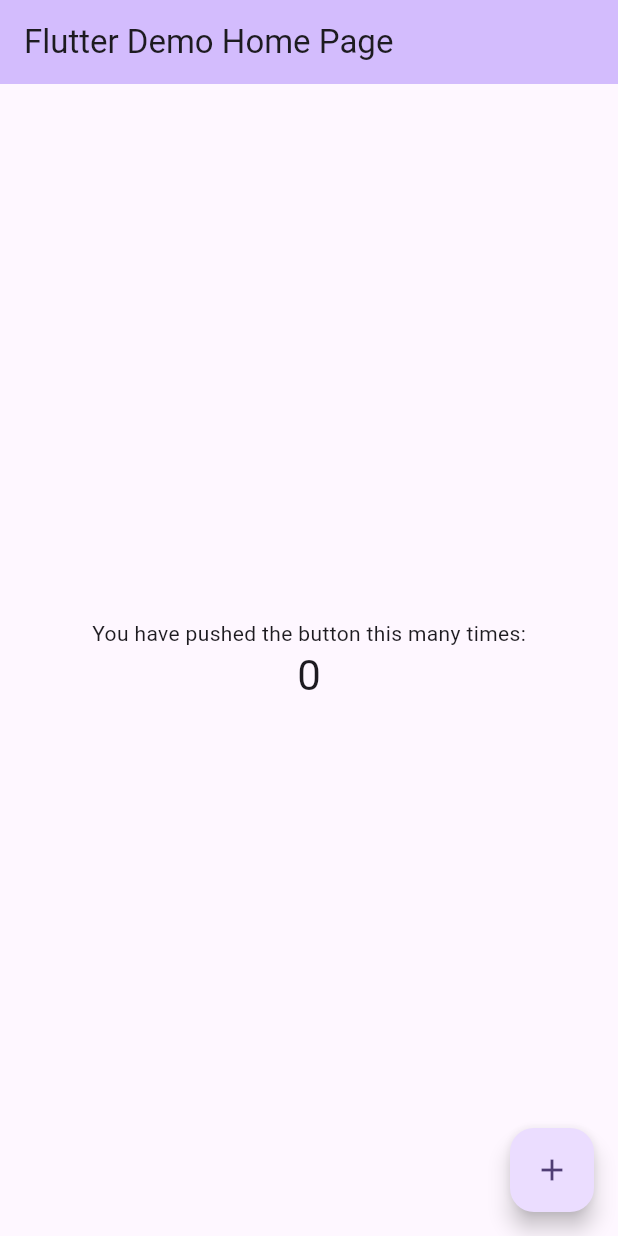
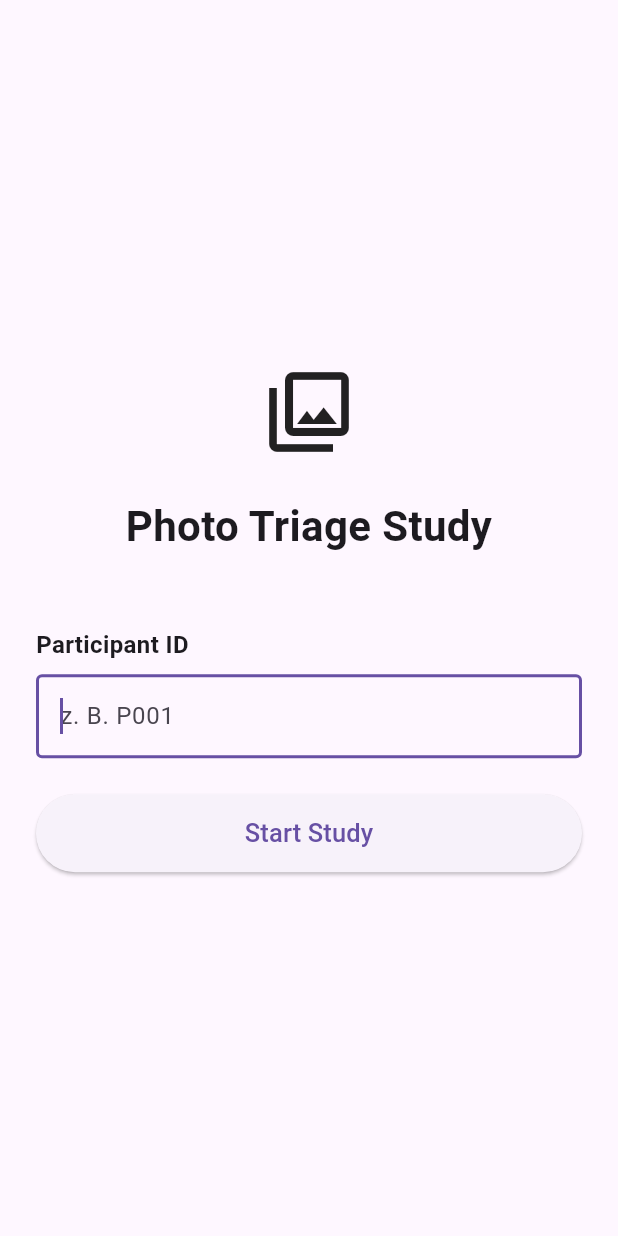
Before and after one commit to Winter-Michael97/photo_sorting_app, a Flutter app: the screen it shows after launch, on a phone screen of 412 x 824 dp. Run offline on Flutter 3.47's test engine with Material 3 defaults, Android fonts, the phone set to English and light mode, and no system bars.

Commit message:
start screen prototype
-create a start screen
- simplify main

```diff
--- a/lib/main.dart
+++ b/lib/main.dart
@@ -1,4 +1,6 @@
 import 'package:flutter/material.dart';
+
+import 'screens/start_screen.dart';
 
 void main() {
   runApp(const MyApp());
@@ -11,111 +13,13 @@ class MyApp extends StatelessWidget {
   @override
   Widget build(BuildContext context) {
     return MaterialApp(
-      title: 'Flutter Demo',
-      theme: ThemeData(
-        // This is the theme of your application.
-        //
-        // TRY THIS: Try running your application with "flutter run". You'll see
-        // the application has a purple toolbar. Then, without quitting the app,
-        // try changing the seedColor in the colorScheme below to Colors.green
-        // and then invoke "hot reload" (save your changes or press the "hot
-        // reload" button in a Flutter-supported IDE, or press "r" if you used
-        // the command line to start the app).
-        //
-        // Notice that the counter didn't reset back to zero; the application
-        // state is not lost during the reload. To reset the state, use hot
-        // restart instead.
-        //
-        // This works for code too, not just values: Most code changes can be
-        // tested with just a hot reload.
-        colorScheme: .fromSeed(seedColor: Colors.deepPurple),
-      ),
-      home: const MyHomePage(title: 'Flutter Demo Home Page'),
-    );
-  }
-}
-
-class MyHomePage extends StatefulWidget {
-  const MyHomePage({super.key, required this.title});
-
-  // This widget is the home page of your application. It is stateful, meaning
-  // that it has a State object (defined below) that contains fields that affect
-  // how it looks.
-
-  // This class is the configuration for the state. It holds the values (in this
-  // case the title) provided by the parent (in this case the App widget) and
-  // used by the build method of the State. Fields in a Widget subclass are
-  // always marked "final".
-
-  final String title;
-
-  @override
-  State<MyHomePage> createState() => _MyHomePageState();
-}
-
-class _MyHomePageState extends State<MyHomePage> {
-  int _counter = 0;
-
-  void _incrementCounter() {
-    setState(() {
-      // This call to setState tells the Flutter framework that something has
-      // changed in this State, which causes it to rerun the build method below
-      // so that the display can reflect the updated values. If we changed
-      // _counter without calling setState(), then the build method would not be
-      // called again, and so nothing would appear to happen.
-      _counter++;
-    });
-  }
-
-  @override
-  Widget build(BuildContext context) {
-    // This method is rerun every time setState is called, for instance as done
-    // by the _incrementCounter method above.
-    //
-    // The Flutter framework has been optimized to make rerunning build methods
-    // fast, so that you can just rebuild anything that needs updating rather
-    // than having to individually change instances of widgets.
-    return Scaffold(
-      appBar: AppBar(
-        // TRY THIS: Try changing the color here to a specific color (to
-        // Colors.amber, perhaps?) and trigger a hot reload to see the AppBar
-        // change color while the other colors stay the same.
-        backgroundColor: Theme.of(context).colorScheme.inversePrimary,
-        // Here we take the value from the MyHomePage object that was created by
-        // the App.build method, and use it to set our appbar title.
-        title: Text(widget.title),
-      ),
-      body: Center(
-        // Center is a layout widget. It takes a single child and positions it
-        // in the middle of the parent.
-        child: Column(
-          // Column is also a layout widget. It takes a list of children and
-          // arranges them vertically. By default, it sizes itself to fit its
-          // children horizontally, and tries to be as tall as its parent.
-          //
-          // Column has various properties to control how it sizes itself and
-          // how it positions its children. Here we use mainAxisAlignment to
-          // center the children vertically; the main axis here is the vertical
-          // axis because Columns are vertical (the cross axis would be
-          // horizontal).
-          //
-          // TRY THIS: Invoke "debug painting" (choose the "Toggle Debug Paint"
-          // action in the IDE, or press "p" in the console), to see the
-          // wireframe for each widget.
-          mainAxisAlignment: .center,
-          children: [
-            const Text('You have pushed the button this many times:'),
-            Text(
-              '$_counter',
-              style: Theme.of(context).textTheme.headlineMedium,
-            ),
-          ],
-        ),
-      ),
-      floatingActionButton: FloatingActionButton(
-        onPressed: _incrementCounter,
-        tooltip: 'Increment',
-        child: const Icon(Icons.add),
+      title: 'Photo Triage Study',
+      debugShowCheckedModeBanner: false,
+      theme: ThemeData(useMaterial3: true),
+      home: StartScreen(
+        onStartStudy: (participantId) {
+          debugPrint('Study started for participant: $participantId');
+        },
       ),
     );
   }
--- /dev/null
+++ b/lib/screens/start_screen.dart
@@ -0,0 +1,105 @@
+import 'package:flutter/material.dart';
+
+class StartScreen extends StatefulWidget {
+  final void Function(String participantId) onStartStudy;
+
+  const StartScreen({super.key, required this.onStartStudy});
+
+  @override
+  State<StartScreen> createState() => _StartScreenState();
+}
+
+class _StartScreenState extends State<StartScreen> {
+  final TextEditingController _participantIdController =
+      TextEditingController();
+
+  String? _errorMessage;
+
+  void _startStudy() {
+    final participantId = _participantIdController.text.trim();
+
+    if (participantId.isEmpty) {
+      setState(() {
+        _errorMessage = 'Bitte eine Participant ID eingeben.';
+      });
+      return;
+    }
+
+    setState(() {
+      _errorMessage = null;
+    });
+
+    widget.onStartStudy(participantId);
+  }
+
+  @override
+  void dispose() {
+    _participantIdController.dispose();
+    super.dispose();
+  }
+
+  @override
+  Widget build(BuildContext context) {
+    return Scaffold(
+      body: SafeArea(
+        child: Center(
+          child: Padding(
+            padding: const EdgeInsets.all(24),
+            child: ConstrainedBox(
+              constraints: const BoxConstraints(maxWidth: 400),
+              child: Column(
+                mainAxisAlignment: MainAxisAlignment.center,
+                crossAxisAlignment: CrossAxisAlignment.stretch,
+                children: [
+                  const Icon(Icons.photo_library_outlined, size: 64),
+
+                  const SizedBox(height: 24),
+
+                  const Text(
+                    'Photo Triage Study',
+                    textAlign: TextAlign.center,
+                    style: TextStyle(fontSize: 28, fontWeight: FontWeight.bold),
+                  ),
+
+                  const SizedBox(height: 48),
+
+                  const Text(
+                    'Participant ID',
+                    style: TextStyle(fontSize: 16, fontWeight: FontWeight.w600),
+                  ),
+
+                  const SizedBox(height: 8),
+
+                  TextField(
+                    controller: _participantIdController,
+                    autofocus: true,
+                    decoration: InputDecoration(
+                      hintText: 'z. B. P001',
+                      border: const OutlineInputBorder(),
+                      errorText: _errorMessage,
+                    ),
+                    textInputAction: TextInputAction.done,
+                    onSubmitted: (_) => _startStudy(),
+                  ),
+
+                  const SizedBox(height: 24),
+
+                  SizedBox(
+                    height: 52,
+                    child: ElevatedButton(
+                      onPressed: _startStudy,
+                      child: const Text(
+                        'Start Study',
+                        style: TextStyle(fontSize: 17),
+                      ),
+                    ),
+                  ),
+                ],
+              ),
+            ),
+          ),
+        ),
+      ),
+    );
+  }
+}
```
